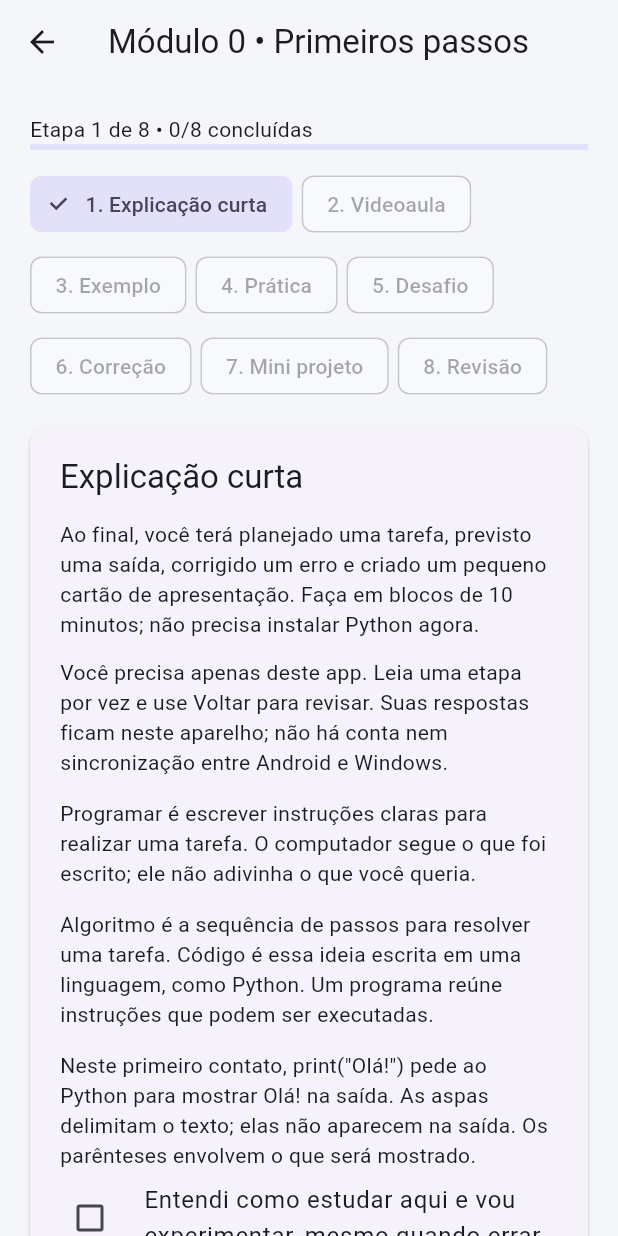
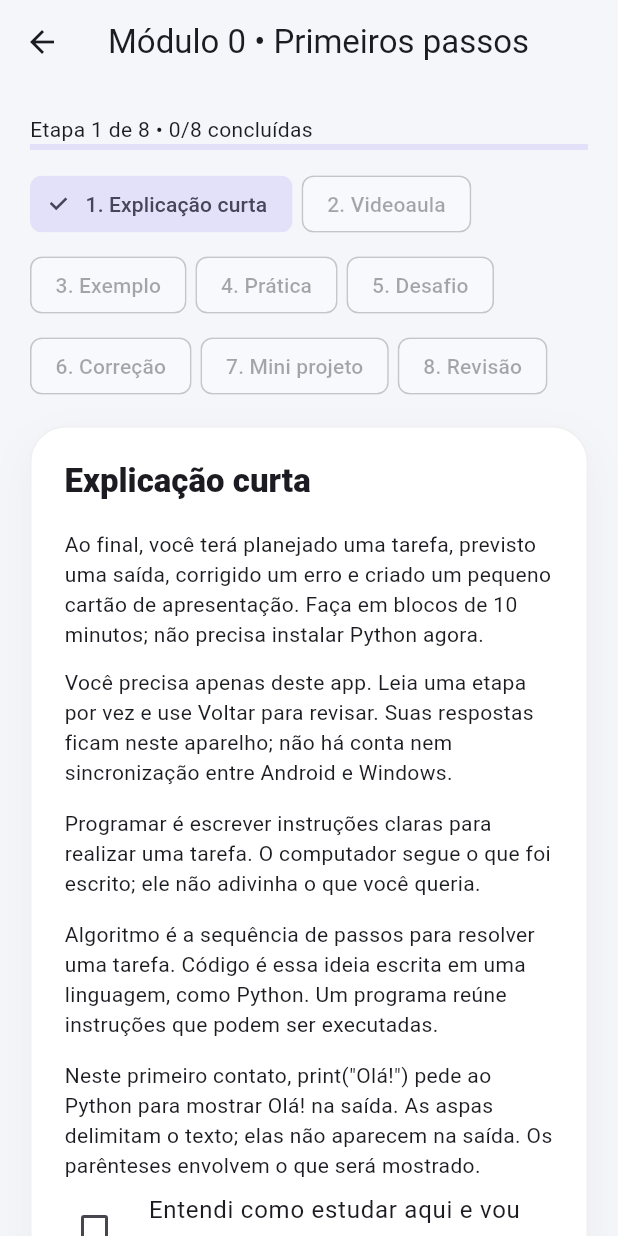
Before and after one commit to Pablomarinho199752/curso-programacao-zero-flutter, a Flutter app: the screen it shows after launch, after a tap on "Começar / continuar", on a phone screen of 412 x 824 dp. Run offline on Flutter 3.47's test engine with Material 3 defaults, Android fonts, the phone set to English and light mode, and no system bars; our stand-ins replace shared_preferences.

Commit message:
feat(ui): modernizar cartões das etapas

```diff
--- a/lib/widgets/section_card.dart
+++ b/lib/widgets/section_card.dart
@@ -14,25 +14,51 @@ class SectionCard extends StatelessWidget {
 
   @override
   Widget build(BuildContext context) {
-    return Card(
-      margin: const EdgeInsets.only(bottom: 16),
+    final scheme = Theme.of(context).colorScheme;
+    return Container(
+      margin: const EdgeInsets.only(bottom: 18),
+      decoration: BoxDecoration(
+        color: Colors.white,
+        borderRadius: BorderRadius.circular(24),
+        border: Border.all(color: Colors.black.withValues(alpha: 0.06)),
+        boxShadow: [
+          BoxShadow(
+            color: Colors.black.withValues(alpha: 0.04),
+            blurRadius: 24,
+            offset: const Offset(0, 10),
+          ),
+        ],
+      ),
       child: Padding(
-        padding: const EdgeInsets.all(20),
+        padding: const EdgeInsets.all(22),
         child: Column(
           crossAxisAlignment: CrossAxisAlignment.start,
           children: [
             Row(
               children: [
-                if (icon != null) ...[Icon(icon), const SizedBox(width: 10)],
+                if (icon != null) ...[
+                  Container(
+                    width: 40,
+                    height: 40,
+                    decoration: BoxDecoration(
+                      color: scheme.primaryContainer,
+                      borderRadius: BorderRadius.circular(13),
+                    ),
+                    child: Icon(icon, color: scheme.primary),
+                  ),
+                  const SizedBox(width: 12),
+                ],
                 Expanded(
                   child: Text(
                     title,
-                    style: Theme.of(context).textTheme.titleLarge,
+                    style: Theme.of(context).textTheme.titleLarge?.copyWith(
+                          fontWeight: FontWeight.w800,
+                        ),
                   ),
                 ),
               ],
             ),
-            const SizedBox(height: 14),
+            const SizedBox(height: 18),
             child,
           ],
         ),
```
